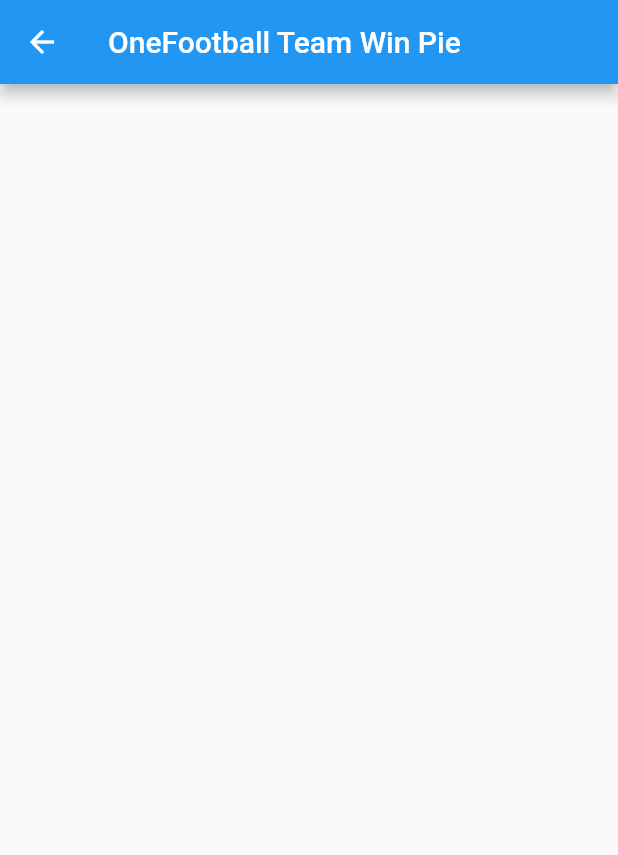
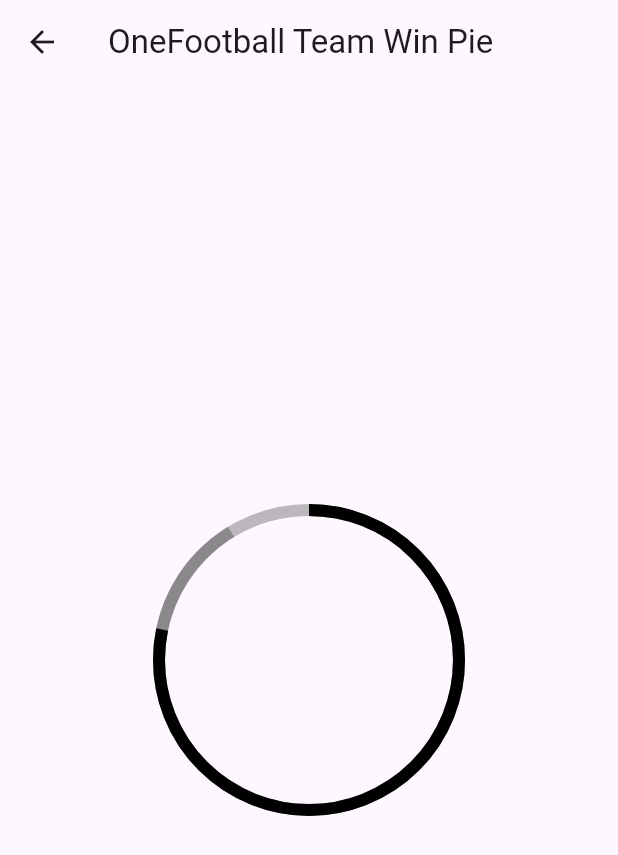
Before and after one commit to TechieBlossom/micro_animations, a Flutter app: the HomeScreen screen opened directly, after a tap on "OneFootball Team Win Pie", on a phone screen of 412 x 824 dp. Shown: the top 855 px of the screen. Run offline on Flutter 3.47's test engine with Material 2 defaults, Android fonts, the phone set to English and light mode, and no system bars.

Commit message:
Add pie-chart for 3 values

```diff
--- a/lib/main.dart
+++ b/lib/main.dart
@@ -10,8 +10,10 @@ class MicroAnimationsApp extends StatelessWidget {
 
   @override
   Widget build(BuildContext context) {
-    return const MaterialApp(
-      home: HomeScreen(),
+    return MaterialApp(
+      debugShowCheckedModeBanner: false,
+      theme: ThemeData.light(useMaterial3: true),
+      home: const HomeScreen(),
     );
   }
 }
--- a/lib/one_football/home_screen.dart
+++ b/lib/one_football/home_screen.dart
@@ -7,7 +7,11 @@ class HomeScreen extends StatelessWidget {
 
   @override
   Widget build(BuildContext context) {
-    return ListView(
+    return Scaffold(
+      appBar: AppBar(
+        title: const Text('Micro Animations'),
+      ),
+      body: ListView(
         children: [
           ListTile(
             onTap: () {
@@ -24,6 +28,7 @@ class HomeScreen extends StatelessWidget {
             title: const Text('OneFootball Team Win Pie'),
           ),
         ],
+      ),
     );
   }
 }
--- a/lib/one_football/team_pie/n_pie_chart.dart
+++ b/lib/one_football/team_pie/n_pie_chart.dart
@@ -1,10 +1,101 @@
 import 'package:flutter/material.dart';
+import 'package:vector_math/vector_math.dart' as math;
 
-class NPieChart extends StatelessWidget {
-  const NPieChart({super.key});
+class NPieChart extends StatefulWidget {
+  const NPieChart({
+    super.key,
+    this.radius = 100,
+    this.win = 18,
+    this.draw = 3,
+    this.loss = 2,
+  });
+
+  final double radius;
+  final int win;
+  final int draw;
+  final int loss;
 
   @override
+  State<NPieChart> createState() => _NPieChartState();
+}
+
+class _NPieChartState extends State<NPieChart> {
+  @override
   Widget build(BuildContext context) {
-    return Container();
+    double total = (widget.win + widget.draw + widget.loss) * (1 / 360);
+    return SizedBox.fromSize(
+      size: Size.fromRadius(widget.radius),
+      child: CustomPaint(
+        painter: _ProgressPainter(
+          winProgress: widget.win / total,
+          drawProgress: (widget.win + widget.draw) / total,
+          lossProgress: (widget.win + widget.draw + widget.loss) / total,
+        ),
+      ),
+    );
   }
 }
+
+class _ProgressPainter extends CustomPainter {
+  double winProgress;
+  double drawProgress;
+  double lossProgress;
+
+  _ProgressPainter({
+    required this.winProgress,
+    required this.drawProgress,
+    required this.lossProgress,
+  });
+
+  @override
+  void paint(Canvas canvas, Size size) {
+    Offset center = Offset(size.width / 2, size.height / 2);
+
+    Paint winPaint = Paint()
+      ..color = Colors.black
+      ..strokeCap = StrokeCap.butt
+      ..style = PaintingStyle.stroke
+      ..strokeWidth = 8.0;
+
+    Paint drawPaint = Paint()
+      ..color = Colors.black26
+      ..strokeCap = StrokeCap.butt
+      ..style = PaintingStyle.stroke
+      ..strokeWidth = 8.0;
+
+    Paint lossPaint = Paint()
+      ..color = Colors.black26
+      ..strokeCap = StrokeCap.butt
+      ..style = PaintingStyle.stroke
+      ..strokeWidth = 8.0;
+
+    canvas.drawArc(
+      Rect.fromCircle(center: center, radius: size.width / 2),
+      math.radians(-90),
+      math.radians(winProgress),
+      false,
+      winPaint,
+    );
+
+    canvas.drawArc(
+      Rect.fromCircle(center: center, radius: size.width / 2),
+      math.radians(-90),
+      math.radians(drawProgress),
+      false,
+      drawPaint,
+    );
+
+    canvas.drawArc(
+      Rect.fromCircle(center: center, radius: size.width / 2),
+      math.radians(-90),
+      math.radians(lossProgress),
+      false,
+      lossPaint,
+    );
+  }
+
+  @override
+  bool shouldRepaint(CustomPainter oldDelegate) {
+    return true;
+  }
+}
--- a/pubspec.yaml
+++ b/pubspec.yaml
@@ -30,6 +30,7 @@ environment:
 dependencies:
   flutter:
     sdk: flutter
+  vector_math: ^2.1.4
 
 
   # The following adds the Cupertino Icons font to your application.
```
Also changed, not shown: pubspec.lock. Lines whose indentation alone changed are shown as unchanged.
